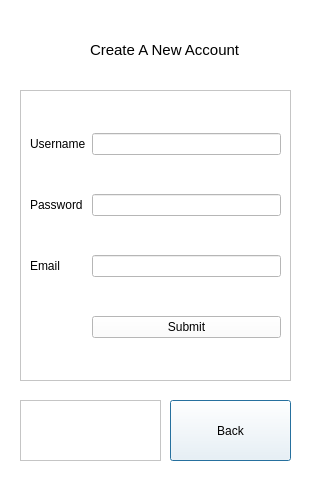
Above: welcomepage.ui from ptwich2/StudentScheduler- before the change. Below: the same form after it.
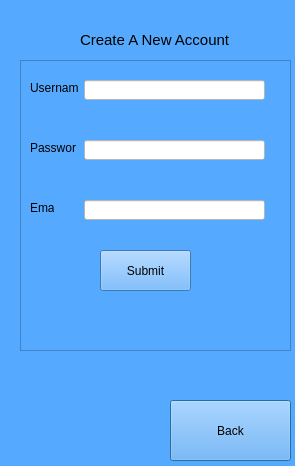
That is the form after the change. The open tabs and pages were chosen to show the change.

```diff
--- a/welcomepage.ui
+++ b/welcomepage.ui
@@ -6,15 +6,15 @@
    <rect>
     <x>0</x>
     <y>0</y>
-    <width>320</width>
-    <height>480</height>
+    <width>295</width>
+    <height>466</height>
    </rect>
   </property>
   <property name="windowTitle">
    <string>Student Scheduler</string>
   </property>
   <property name="styleSheet">
-   <string notr="true">background-color: rgb(255, 255, 255);
+   <string notr="true">background-color: rgb(85, 170, 255);
 border-color: rgb(85, 0, 255);</string>
   </property>
   <widget class="QStackedWidget" name="welcomeWidget">
@@ -26,6 +26,9 @@
      <height>371</height>
     </rect>
    </property>
+   <property name="styleSheet">
+    <string notr="true">background-color: rgb(85, 170, 255);</string>
+   </property>
    <property name="currentIndex">
     <number>3</number>
    </property>
@@ -125,7 +128,7 @@
      <property name="geometry">
       <rect>
        <x>10</x>
-       <y>80</y>
+       <y>50</y>
        <width>271</width>
        <height>291</height>
       </rect>
@@ -136,62 +139,112 @@
      <property name="frameShadow">
       <enum>QFrame::Raised</enum>
      </property>
-     <layout class="QGridLayout" name="gridLayout_2">
-      <item row="1" column="1">
        <widget class="QLineEdit" name="passwordInCreateAcc">
+      <property name="geometry">
+       <rect>
+        <x>64</x>
+        <y>80</y>
+        <width>181</width>
+        <height>20</height>
+       </rect>
+      </property>
+      <property name="styleSheet">
+       <string notr="true">background-color: rgb(255, 255, 255);</string>
+      </property>
         <property name="echoMode">
          <enum>QLineEdit::Password</enum>
         </property>
        </widget>
-      </item>
-      <item row="3" column="1">
-       <widget class="QPushButton" name="submitInCreateAcc">
-        <property name="text">
-         <string>Submit</string>
-        </property>
-        <property name="autoDefault">
-         <bool>false</bool>
-        </property>
-       </widget>
-      </item>
-      <item row="2" column="1">
        <widget class="QLineEdit" name="emailInCreateAcc">
+      <property name="geometry">
+       <rect>
+        <x>64</x>
+        <y>140</y>
+        <width>181</width>
+        <height>20</height>
+       </rect>
+      </property>
+      <property name="styleSheet">
+       <string notr="true">background-color: rgb(255, 255, 255);</string>
+      </property>
         <property name="echoMode">
          <enum>QLineEdit::Normal</enum>
         </property>
        </widget>
-      </item>
-      <item row="1" column="0">
        <widget class="QLabel" name="label_8">
+      <property name="geometry">
+       <rect>
+        <x>10</x>
+        <y>80</y>
+        <width>46</width>
+        <height>16</height>
+       </rect>
+      </property>
         <property name="text">
          <string>Password</string>
         </property>
        </widget>
-      </item>
-      <item row="2" column="0">
        <widget class="QLabel" name="label_11">
+      <property name="geometry">
+       <rect>
+        <x>10</x>
+        <y>140</y>
+        <width>24</width>
+        <height>16</height>
+       </rect>
+      </property>
         <property name="text">
          <string>Email</string>
         </property>
        </widget>
-      </item>
-      <item row="0" column="1">
-       <widget class="QLineEdit" name="usernameInCreateAcc"/>
-      </item>
-      <item row="0" column="0">
+     <widget class="QLineEdit" name="usernameInCreateAcc">
+      <property name="geometry">
+       <rect>
+        <x>64</x>
+        <y>20</y>
+        <width>181</width>
+        <height>20</height>
+       </rect>
+      </property>
+      <property name="styleSheet">
+       <string notr="true">background-color: rgb(255, 255, 255);</string>
+      </property>
+     </widget>
        <widget class="QLabel" name="label_10">
+      <property name="geometry">
+       <rect>
+        <x>10</x>
+        <y>20</y>
+        <width>48</width>
+        <height>16</height>
+       </rect>
+      </property>
         <property name="text">
          <string>Username</string>
         </property>
        </widget>
-      </item>
-     </layout>
+     <widget class="QPushButton" name="submitInCreateAcc">
+      <property name="geometry">
+       <rect>
+        <x>80</x>
+        <y>190</y>
+        <width>91</width>
+        <height>41</height>
+       </rect>
+      </property>
+      <property name="text">
+       <string>Submit</string>
+      </property>
+      <property name="autoDefault">
+       <bool>false</bool>
+      </property>
+     </widget>
     </widget>
     <widget class="QLabel" name="label">
      <property name="geometry">
       <rect>
-       <x>80</x>
-       <y>30</y>
+       <x>70</x>
+       <y>20</y>
        <width>181</width>
        <height>20</height>
       </rect>
@@ -389,6 +442,12 @@
    <property name="styleSheet">
     <string notr="true">color: rgb(255, 255, 255);</string>
    </property>
+   <property name="frameShape">
+    <enum>QFrame::NoFrame</enum>
+   </property>
+   <property name="frameShadow">
+    <enum>QFrame::Plain</enum>
+   </property>
   </widget>
   <widget class="QPushButton" name="backButton">
    <property name="geometry">
```
Left out of the diff: 163 changed lines with no effect on the pictures. Lines whose indentation alone changed are shown as unchanged.
